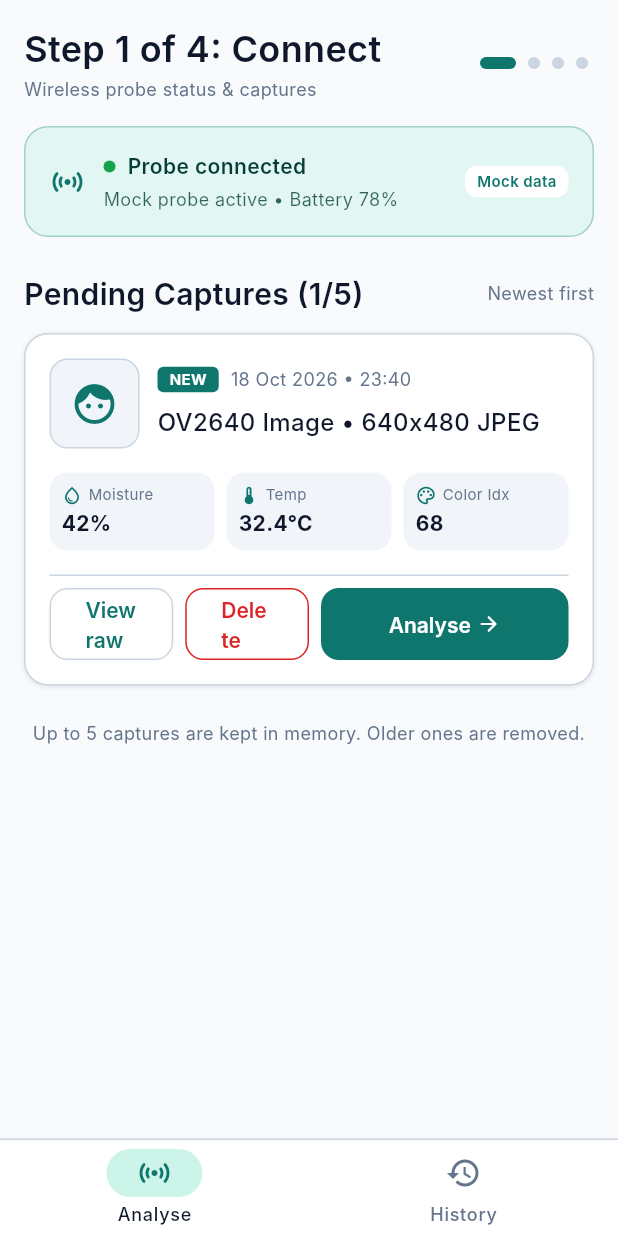
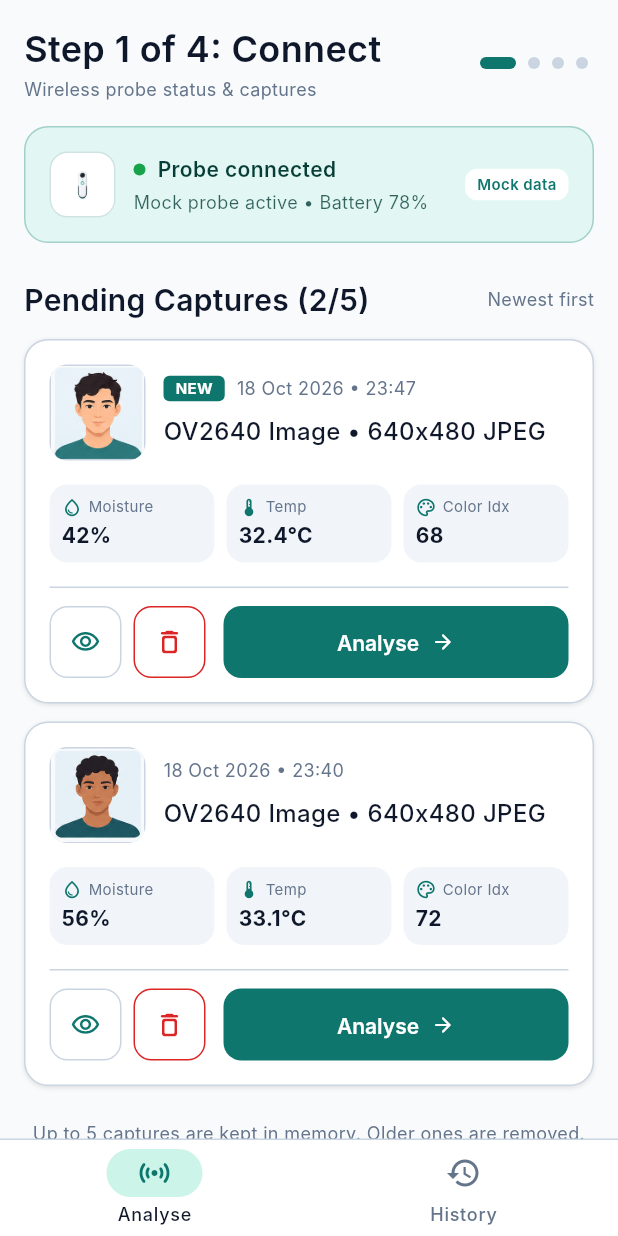
Before and after one commit to Chanuka001/Fairscope_research, a Flutter app: the screen it shows after launch, on a phone screen of 412 x 824 dp. Run offline on Flutter 3.47's test engine with Material 3 defaults, Android fonts, the phone set to English and light mode, and no system bars; our stand-ins replace flutter_riverpod; Roboto replaces fonts that are missing (Inter).

Commit message:
feat(ui): refine capture card buttons with icon actions and integrate avatar and probe assets

```diff
--- a/app/lib/features/analyse/connect/connect_screen.dart
+++ b/app/lib/features/analyse/connect/connect_screen.dart
@@ -48,7 +48,7 @@ class ConnectScreen extends ConsumerWidget {
               ),
               const SizedBox(height: AppSpacing.s16),
 
-              // Probe status card
+              // Probe status card with sensor.png
               Container(
                 padding: AppSpacing.cardPaddingAll,
                 decoration: BoxDecoration(
@@ -58,10 +58,24 @@ class ConnectScreen extends ConsumerWidget {
                 ),
                 child: Row(
                   children: [
-                    const Icon(
+                    Container(
+                      width: 44.0,
+                      height: 44.0,
+                      padding: const EdgeInsets.all(AppSpacing.s4),
+                      decoration: BoxDecoration(
+                        color: AppColors.surface,
+                        borderRadius: AppRadii.brMedium,
+                        border: Border.all(color: AppColors.primary.withValues(alpha: 0.2)),
+                      ),
+                      child: Image.asset(
+                        'assets/images/sensor.png',
+                        fit: BoxFit.contain,
+                        errorBuilder: (_, _, _) => const Icon(
                           Icons.sensors_rounded,
                           color: AppColors.primary,
-                      size: AppSpacing.iconLarge,
+                          size: 24.0,
+                        ),
+                      ),
                     ),
                     const SizedBox(width: AppSpacing.s12),
                     Expanded(
@@ -130,7 +144,7 @@ class ConnectScreen extends ConsumerWidget {
                 children: [
                   Expanded(
                     child: Text(
-                      'Pending Captures (1/5)',
+                      'Pending Captures (2/5)',
                       style: AppTextStyles.title,
                       overflow: TextOverflow.ellipsis,
                     ),
@@ -144,8 +158,57 @@ class ConnectScreen extends ConsumerWidget {
               ),
               const SizedBox(height: AppSpacing.s12),
 
-              // Placeholder Capture Card
-              Container(
+              // Capture Card 1: Avatar Type II
+              _buildCaptureCard(
+                context: context,
+                avatarAsset: 'assets/images/avatas/user_avatar_type_II.png',
+                timestamp: '18 Oct 2026 • 23:47',
+                isNew: true,
+                moisture: '42%',
+                temp: '32.4°C',
+                colorIdx: '68',
+                onAnalyse: () => navController.goToStep(2),
+              ),
+              const SizedBox(height: AppSpacing.s12),
+
+              // Capture Card 2: Avatar Type IV
+              _buildCaptureCard(
+                context: context,
+                avatarAsset: 'assets/images/avatas/user_avatar_type_IV.png',
+                timestamp: '18 Oct 2026 • 23:40',
+                isNew: false,
+                moisture: '56%',
+                temp: '33.1°C',
+                colorIdx: '72',
+                onAnalyse: () => navController.goToStep(2),
+              ),
+
+              const SizedBox(height: AppSpacing.s24),
+              Center(
+                child: Text(
+                  'Up to 5 captures are kept in memory. Older ones are removed.',
+                  style: AppTextStyles.caption.copyWith(color: AppColors.secondaryText),
+                  textAlign: TextAlign.center,
+                ),
+              ),
+            ],
+          ),
+        ),
+      ),
+    );
+  }
+
+  Widget _buildCaptureCard({
+    required BuildContext context,
+    required String avatarAsset,
+    required String timestamp,
+    required bool isNew,
+    required String moisture,
+    required String temp,
+    required String colorIdx,
+    required VoidCallback onAnalyse,
+  }) {
+    return Container(
       padding: AppSpacing.cardPaddingAll,
       decoration: BoxDecoration(
         color: AppColors.surface,
@@ -158,19 +221,24 @@ class ConnectScreen extends ConsumerWidget {
         children: [
           Row(
             children: [
-                        // Thumbnail placeholder
+              // Avatar Image Thumbnail
               Container(
-                          width: 60.0,
-                          height: 60.0,
+                width: 64.0,
+                height: 64.0,
                 decoration: BoxDecoration(
                   color: AppColors.surfaceVariant,
                   borderRadius: AppRadii.brMedium,
                   border: Border.all(color: AppColors.border),
                 ),
-                          child: const Icon(
+                clipBehavior: Clip.antiAlias,
+                child: Image.asset(
+                  avatarAsset,
+                  fit: BoxFit.cover,
+                  errorBuilder: (_, _, _) => const Icon(
                     Icons.face_rounded,
                     size: 32.0,
                     color: AppColors.primary,
+                  ),
                 ),
               ),
               const SizedBox(width: AppSpacing.s12),
@@ -180,6 +248,7 @@ class ConnectScreen extends ConsumerWidget {
                   children: [
                     Row(
                       children: [
+                        if (isNew) ...[
                           Container(
                             padding: const EdgeInsets.symmetric(
                               horizontal: AppSpacing.s8,
@@ -199,9 +268,13 @@ class ConnectScreen extends ConsumerWidget {
                             ),
                           ),
                           const SizedBox(width: AppSpacing.s8),
-                                  Text(
-                                    '18 Oct 2026 • 23:40',
+                        ],
+                        Flexible(
+                          child: Text(
+                            timestamp,
                             style: AppTextStyles.caption,
+                            overflow: TextOverflow.ellipsis,
+                          ),
                         ),
                       ],
                     ),
@@ -225,58 +298,94 @@ class ConnectScreen extends ConsumerWidget {
               _buildSensorChip(
                 icon: Icons.water_drop_outlined,
                 label: 'Moisture',
-                          value: '42%',
+                value: moisture,
               ),
               const SizedBox(width: AppSpacing.s8),
               _buildSensorChip(
                 icon: Icons.thermostat_outlined,
                 label: 'Temp',
-                          value: '32.4°C',
+                value: temp,
               ),
               const SizedBox(width: AppSpacing.s8),
               _buildSensorChip(
                 icon: Icons.palette_outlined,
                 label: 'Color Idx',
-                          value: '68',
+                value: colorIdx,
               ),
             ],
           ),
           const SizedBox(height: AppSpacing.s16),
           const Divider(),
-                    const SizedBox(height: AppSpacing.s8),
+          const SizedBox(height: AppSpacing.s12),
 
-                    // Card Actions
+          // Card Action Buttons (Eye Icon + Delete Icon + Analyse Button)
           Row(
             children: [
-                        Expanded(
-                          child: OutlinedButton(
-                            onPressed: () {},
-                            child: const Text('View raw'),
+              // View raw data button (Eye Icon)
+              OutlinedButton(
+                style: OutlinedButton.styleFrom(
+                  minimumSize: const Size(48.0, 48.0),
+                  maximumSize: const Size(48.0, 48.0),
+                  padding: EdgeInsets.zero,
+                  side: const BorderSide(color: AppColors.border),
+                  shape: RoundedRectangleBorder(
+                    borderRadius: AppRadii.brMedium,
+                  ),
+                ),
+                onPressed: () {
+                  _showRawDataModal(
+                    context: context,
+                    timestamp: timestamp,
+                    moisture: moisture,
+                    temp: temp,
+                    colorIdx: colorIdx,
+                  );
+                },
+                child: const Icon(
+                  Icons.visibility_outlined,
+                  size: 20.0,
+                  color: AppColors.primary,
                 ),
               ),
               const SizedBox(width: AppSpacing.s8),
-                        Expanded(
-                          child: OutlinedButton(
+
+              // Delete button (Delete Icon)
+              OutlinedButton(
                 style: OutlinedButton.styleFrom(
+                  minimumSize: const Size(48.0, 48.0),
+                  maximumSize: const Size(48.0, 48.0),
+                  padding: EdgeInsets.zero,
                   foregroundColor: AppColors.error,
                   side: const BorderSide(color: AppColors.error),
-                            ),
-                            onPressed: () {},
-                            child: const Text('Delete'),
+                  shape: RoundedRectangleBorder(
+                    borderRadius: AppRadii.brMedium,
                   ),
                 ),
-                        const SizedBox(width: AppSpacing.s8),
+                onPressed: () {
+                  ScaffoldMessenger.of(context).showSnackBar(
+                    const SnackBar(
+                      content: Text('Capture deleted'),
+                      duration: Duration(seconds: 1),
+                    ),
+                  );
+                },
+                child: const Icon(
+                  Icons.delete_outline_rounded,
+                  size: 20.0,
+                  color: AppColors.error,
+                ),
+              ),
+              const SizedBox(width: AppSpacing.s12),
+
+              // Analyse Primary Button
               Expanded(
-                          flex: 2,
                 child: FilledButton(
-                            onPressed: () {
-                              navController.goToStep(2);
-                            },
+                  onPressed: onAnalyse,
                   child: const Row(
                     mainAxisAlignment: MainAxisAlignment.center,
                     children: [
                       Text('Analyse'),
-                                SizedBox(width: AppSpacing.s4),
+                      SizedBox(width: AppSpacing.s8),
                       Icon(Icons.arrow_forward_rounded, size: 16.0),
                     ],
                   ),
@@ -286,20 +395,69 @@ class ConnectScreen extends ConsumerWidget {
           ),
         ],
       ),
+    );
+  }
+
+  void _showRawDataModal({
+    required BuildContext context,
+    required String timestamp,
+    required String moisture,
+    required String temp,
+    required String colorIdx,
+  }) {
+    showModalBottomSheet(
+      context: context,
+      backgroundColor: AppColors.surface,
+      shape: const RoundedRectangleBorder(
+        borderRadius: BorderRadius.vertical(top: AppRadii.rExtraLarge),
       ),
-
-              const SizedBox(height: AppSpacing.s24),
-              // Helper text
-              Center(
-                child: Text(
-                  'Up to 5 captures are kept in memory. Older ones are removed.',
-                  style: AppTextStyles.caption.copyWith(color: AppColors.secondaryText),
-                  textAlign: TextAlign.center,
-                ),
+      builder: (ctx) {
+        return Padding(
+          padding: AppSpacing.screenPaddingAll,
+          child: Column(
+            mainAxisSize: MainAxisSize.min,
+            crossAxisAlignment: CrossAxisAlignment.start,
+            children: [
+              Row(
+                mainAxisAlignment: MainAxisAlignment.spaceBetween,
+                children: [
+                  Text('Raw Capture Data', style: AppTextStyles.title),
+                  IconButton(
+                    icon: const Icon(Icons.close_rounded),
+                    onPressed: () => Navigator.pop(ctx),
                   ),
                 ],
               ),
+              const SizedBox(height: AppSpacing.s12),
+              _buildRawDataRow('Probe Camera', 'ESP32-CAM (OV2640)'),
+              _buildRawDataRow('Resolution', '640 x 480 JPEG'),
+              _buildRawDataRow('Payload Size', '48.2 KB'),
+              _buildRawDataRow('Captured At', timestamp),
+              _buildRawDataRow('Transfer Latency', '142 ms'),
+              const Divider(height: 24.0),
+              _buildRawDataRow('Moisture Sensor', moisture),
+              _buildRawDataRow('Temperature', temp),
+              _buildRawDataRow('Spectral Index', colorIdx),
+              const SizedBox(height: AppSpacing.s16),
+            ],
           ),
+        );
+      },
+    );
+  }
+
+  Widget _buildRawDataRow(String label, String value) {
+    return Padding(
+      padding: const EdgeInsets.symmetric(vertical: 4.0),
+      child: Row(
+        mainAxisAlignment: MainAxisAlignment.spaceBetween,
+        children: [
+          Text(label, style: AppTextStyles.caption),
+          Text(
+            value,
+            style: AppTextStyles.label.copyWith(fontWeight: FontWeight.w600),
+          ),
+        ],
       ),
     );
   }
--- a/app/pubspec.yaml
+++ b/app/pubspec.yaml
@@ -62,6 +62,7 @@ flutter:
   assets:
     - assets/icons/
     - assets/images/
+    - assets/images/avatas/
     - assets/models/
     - assets/test_images/
     - assets/sample_results/
```
Also changed, not shown: app/lib/features/analyse/result/result_screen.dart (+6 -1 lines), app/lib/features/history/history_screen.dart (+12 -3 lines), app/assets/images/avatas/user_avatar_type_I.png (added), app/assets/images/avatas/user_avatar_type_II.png (added), app/assets/images/avatas/user_avatar_type_III.png (added), app/assets/images/avatas/user_avatar_type_IV.png (added), app/assets/images/avatas/user_avatar_type_V.png (added), app/assets/images/avatas/user_avatar_type_VI.png (added), 1 other file. Lines whose indentation alone changed are shown as unchanged.
